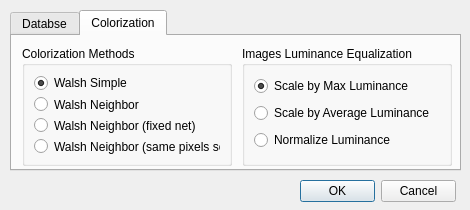
iamantony/GreyToColor, file GreyToColor/UI/DIALOGS/preferencesdialog.ui: the form before one commit.
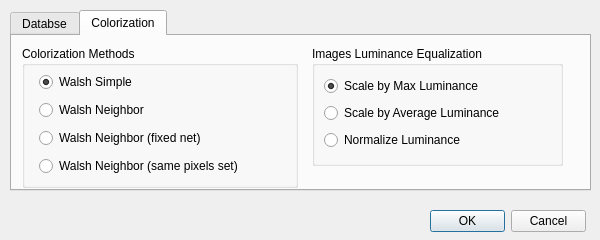
The form after the commit. The open tabs and pages were chosen to show the change.

Commit message: Preferences Dialog interface adapted for Ubuntu

What changed in the file:
```diff
--- a/GreyToColor/UI/DIALOGS/preferencesdialog.ui
+++ b/GreyToColor/UI/DIALOGS/preferencesdialog.ui
@@ -9,8 +9,8 @@
    <rect>
     <x>0</x>
     <y>0</y>
-    <width>470</width>
-    <height>210</height>
+    <width>600</width>
+    <height>240</height>
    </rect>
   </property>
   <property name="sizePolicy">
@@ -21,14 +21,14 @@
   </property>
   <property name="minimumSize">
    <size>
-    <width>470</width>
-    <height>210</height>
+    <width>600</width>
+    <height>240</height>
    </size>
   </property>
   <property name="maximumSize">
    <size>
-    <width>470</width>
-    <height>210</height>
+    <width>600</width>
+    <height>240</height>
    </size>
   </property>
   <property name="windowTitle">
@@ -37,8 +37,8 @@
   <widget class="QDialogButtonBox" name="exitBBox">
    <property name="geometry">
     <rect>
-     <x>300</x>
-     <y>180</y>
+     <x>430</x>
+     <y>210</y>
      <width>156</width>
      <height>23</height>
     </rect>
@@ -55,8 +55,8 @@
     <rect>
      <x>10</x>
      <y>10</y>
-     <width>451</width>
-     <height>161</height>
+     <width>581</width>
+     <height>181</height>
     </rect>
    </property>
    <property name="sizePolicy">
@@ -142,16 +142,22 @@
       <rect>
        <x>10</x>
        <y>10</y>
-       <width>210</width>
-       <height>120</height>
+       <width>276</width>
+       <height>142</height>
       </rect>
      </property>
      <property name="title">
       <string>Colorization Methods</string>
      </property>
-     <layout class="QVBoxLayout" name="verticalLayout_3">
-      <item>
        <widget class="QRadioButton" name="rbWSimple">
+      <property name="geometry">
+       <rect>
+        <x>17</x>
+        <y>25</y>
+        <width>120</width>
+        <height>22</height>
+       </rect>
+      </property>
         <property name="text">
          <string>Walsh Simple</string>
         </property>
@@ -159,36 +165,64 @@
          <bool>true</bool>
         </property>
        </widget>
-      </item>
-      <item>
-       <widget class="QRadioButton" name="rbWNeighbor">
-        <property name="text">
-         <string>Walsh Neighbor</string>
-        </property>
-       </widget>
-      </item>
-      <item>
        <widget class="QRadioButton" name="rbWNNoRand">
+      <property name="geometry">
+       <rect>
+        <x>17</x>
+        <y>81</y>
+        <width>209</width>
+        <height>22</height>
+       </rect>
+      </property>
+      <property name="sizePolicy">
+       <sizepolicy hsizetype="Preferred" vsizetype="Fixed">
+        <horstretch>0</horstretch>
+        <verstretch>0</verstretch>
+       </sizepolicy>
+      </property>
         <property name="text">
          <string>Walsh Neighbor (fixed net)</string>
         </property>
        </widget>
-      </item>
-      <item>
        <widget class="QRadioButton" name="rbWNOneRand">
+      <property name="geometry">
+       <rect>
+        <x>17</x>
+        <y>109</y>
+        <width>250</width>
+        <height>22</height>
+       </rect>
+      </property>
+      <property name="sizePolicy">
+       <sizepolicy hsizetype="Preferred" vsizetype="Fixed">
+        <horstretch>0</horstretch>
+        <verstretch>0</verstretch>
+       </sizepolicy>
+      </property>
         <property name="text">
          <string>Walsh Neighbor (same pixels set)</string>
         </property>
        </widget>
-      </item>
-     </layout>
+     <widget class="QRadioButton" name="rbWNeighbor">
+      <property name="geometry">
+       <rect>
+        <x>17</x>
+        <y>53</y>
+        <width>137</width>
+        <height>22</height>
+       </rect>
+      </property>
+      <property name="text">
+       <string>Walsh Neighbor</string>
+      </property>
+     </widget>
     </widget>
     <widget class="QGroupBox" name="gbImgLumEqual">
      <property name="geometry">
       <rect>
-       <x>230</x>
+       <x>300</x>
        <y>10</y>
-       <width>210</width>
+       <width>251</width>
        <height>120</height>
       </rect>
      </property>
```
Left out of the diff: 10 changed lines with no effect on the pictures. Lines whose indentation alone changed are shown as unchanged. The commit also changes 2 other files.
